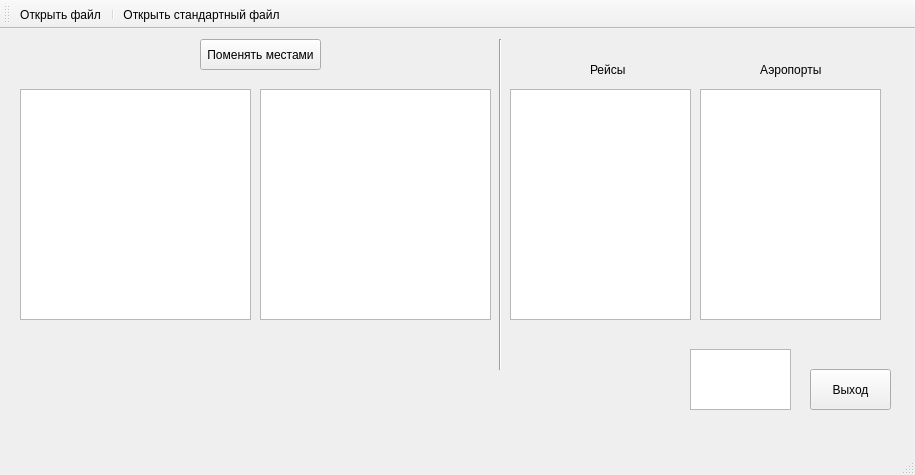
Qt form mainwindow.ui (ytwog/4) before a commit.
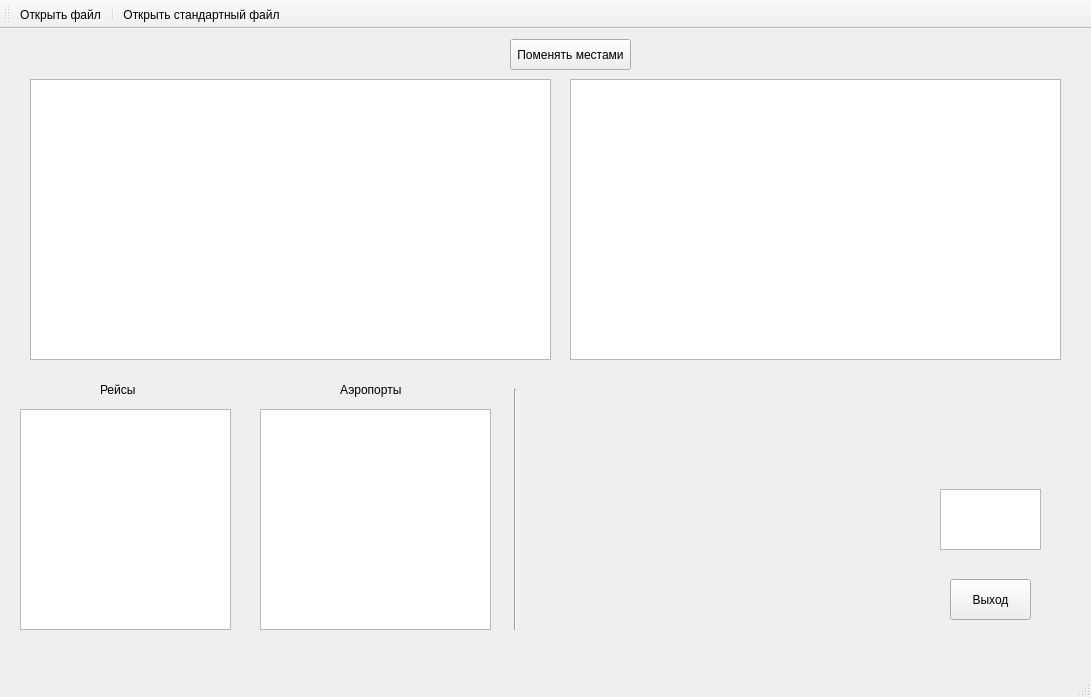
The same form after that commit.

Commit message: Lab4 Ver5

Diff of the .ui file:
```diff
--- a/mainwindow.ui
+++ b/mainwindow.ui
@@ -6,8 +6,8 @@
    <rect>
     <x>0</x>
     <y>0</y>
-    <width>915</width>
-    <height>475</height>
+    <width>1091</width>
+    <height>697</height>
    </rect>
   </property>
   <property name="windowTitle">
@@ -17,8 +17,8 @@
    <widget class="QPushButton" name="ExitButton">
     <property name="geometry">
      <rect>
-      <x>810</x>
-      <y>340</y>
+      <x>950</x>
+      <y>550</y>
       <width>81</width>
       <height>41</height>
      </rect>
@@ -30,7 +30,7 @@
    <widget class="QPushButton" name="swapButton">
     <property name="geometry">
      <rect>
-      <x>200</x>
+      <x>510</x>
       <y>10</y>
       <width>121</width>
       <height>31</height>
@@ -43,8 +43,8 @@
    <widget class="QTextBrowser" name="errBrowser">
     <property name="geometry">
      <rect>
-      <x>690</x>
-      <y>320</y>
+      <x>940</x>
+      <y>460</y>
       <width>101</width>
       <height>61</height>
      </rect>
@@ -53,40 +53,40 @@
    <widget class="QListWidget" name="secondList">
     <property name="geometry">
      <rect>
-      <x>260</x>
-      <y>60</y>
-      <width>231</width>
-      <height>231</height>
+      <x>570</x>
+      <y>50</y>
+      <width>491</width>
+      <height>281</height>
      </rect>
     </property>
    </widget>
    <widget class="QTextBrowser" name="textBrowser">
     <property name="geometry">
      <rect>
-      <x>510</x>
-      <y>60</y>
-      <width>181</width>
-      <height>231</height>
+      <x>20</x>
+      <y>380</y>
+      <width>211</width>
+      <height>221</height>
      </rect>
     </property>
    </widget>
    <widget class="QTextBrowser" name="textBrowser_2">
     <property name="geometry">
      <rect>
-      <x>700</x>
-      <y>60</y>
-      <width>181</width>
-      <height>231</height>
+      <x>260</x>
+      <y>380</y>
+      <width>231</width>
+      <height>221</height>
      </rect>
     </property>
    </widget>
    <widget class="Line" name="line">
     <property name="geometry">
      <rect>
-      <x>485</x>
-      <y>10</y>
+      <x>500</x>
+      <y>360</y>
       <width>31</width>
-      <height>331</height>
+      <height>241</height>
      </rect>
     </property>
     <property name="orientation">
@@ -96,8 +96,8 @@
    <widget class="QLabel" name="label">
     <property name="geometry">
      <rect>
-      <x>590</x>
-      <y>30</y>
+      <x>100</x>
+      <y>350</y>
       <width>41</width>
       <height>21</height>
      </rect>
@@ -109,8 +109,8 @@
    <widget class="QLabel" name="label_2">
     <property name="geometry">
      <rect>
-      <x>760</x>
-      <y>30</y>
+      <x>340</x>
+      <y>350</y>
       <width>71</width>
       <height>21</height>
      </rect>
@@ -122,10 +122,10 @@
    <widget class="QTableWidget" name="firstList">
     <property name="geometry">
      <rect>
-      <x>20</x>
-      <y>60</y>
-      <width>231</width>
-      <height>231</height>
+      <x>30</x>
+      <y>50</y>
+      <width>521</width>
+      <height>281</height>
      </rect>
     </property>
    </widget>
```
Left out of the diff: 8 changed lines with no effect on the pictures. The commit also changes 2 other files.
